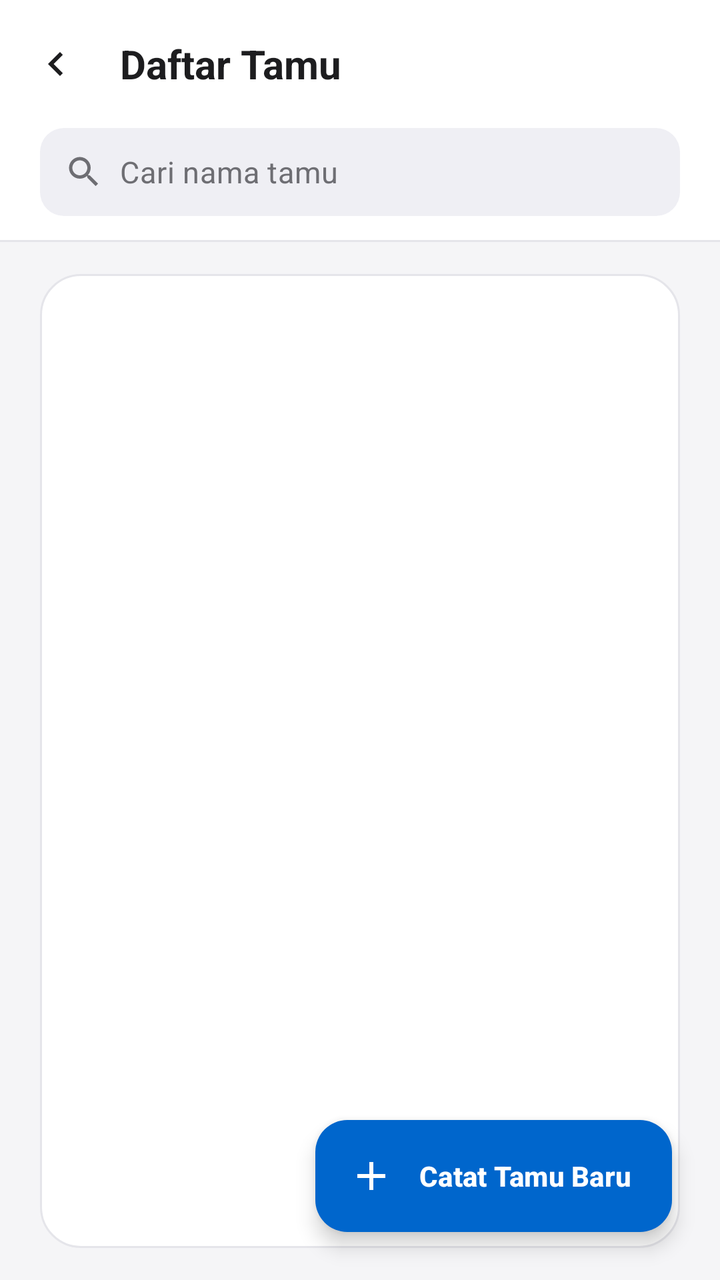
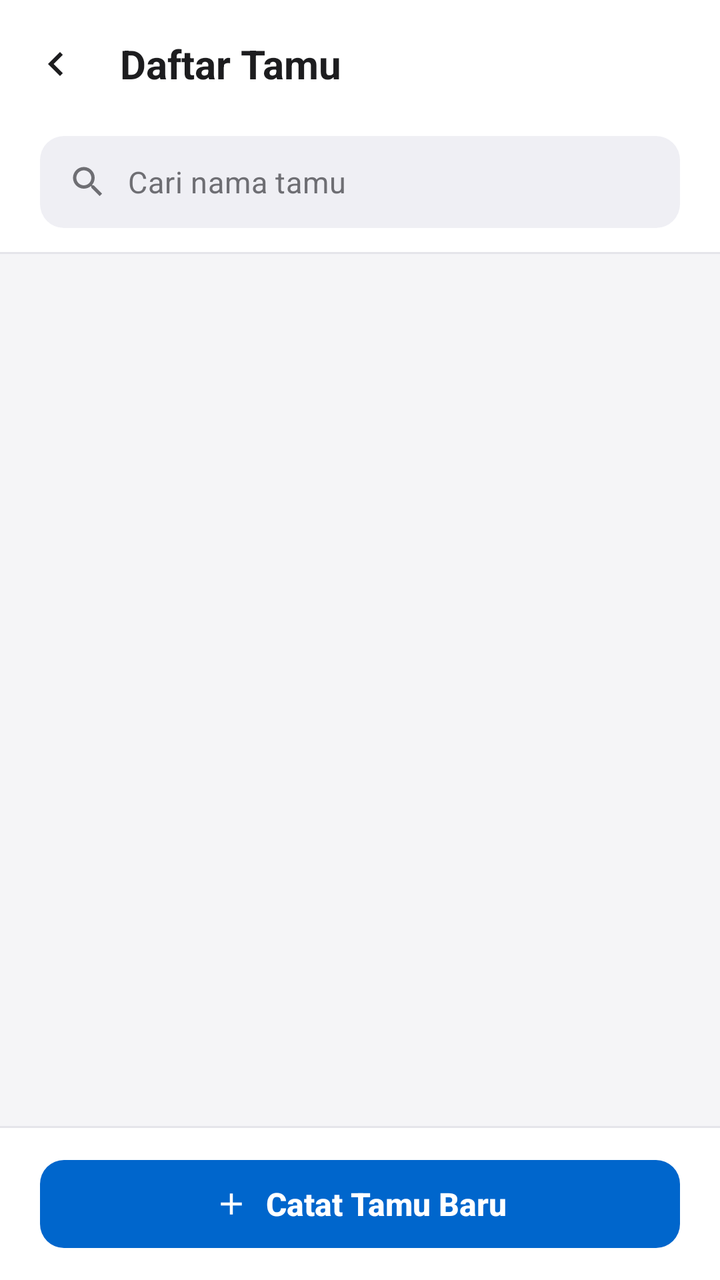

The first picture is an Android layout as it rendered before a commit; the second is the same layout after the commit. The layout source and the unified diff follow.
<!-- AndroidManifest.xml: application theme Theme.BukuTamuDigital -->
<!-- res/layout/activity_guest_list.xml -->
<?xml version="1.0" encoding="utf-8"?>
<androidx.constraintlayout.widget.ConstraintLayout xmlns:android="http://schemas.android.com/apk/res/android"
    xmlns:app="http://schemas.android.com/apk/res-auto"
    android:layout_width="match_parent"
    android:layout_height="match_parent"
    android:background="@color/bg_canvas">

    
    <LinearLayout
        android:id="@+id/headerContainer"
        android:layout_width="0dp"
        android:layout_height="wrap_content"
        android:background="@color/bg_surface"
        android:orientation="vertical"
        android:paddingBottom="@dimen/space_3"
        app:layout_constraintEnd_toEndOf="parent"
        app:layout_constraintStart_toStartOf="parent"
        app:layout_constraintTop_toTopOf="parent">

        <com.google.android.material.appbar.MaterialToolbar
            android:id="@+id/toolbar"
            android:layout_width="match_parent"
            android:layout_height="?attr/actionBarSize"
            android:background="@color/bg_surface"
            app:navigationIcon="@drawable/ic_arrow_back"
            app:subtitleTextAppearance="@style/TextAppearance.BukuTamu.Caption"
            app:subtitleTextColor="@color/text_secondary"
            app:title="@string/title_guest_list"
            app:titleTextAppearance="@style/TextAppearance.BukuTamu.Title"
            app:titleTextColor="@color/text_primary" />

        
        <LinearLayout
            android:layout_width="match_parent"
            android:layout_height="44dp"
            android:layout_marginHorizontal="@dimen/page_horizontal_padding"
            android:background="@drawable/bg_search_field"
            android:gravity="center_vertical"
            android:orientation="horizontal"
            android:paddingStart="12dp"
            android:paddingEnd="4dp">

            <ImageView
                android:layout_width="20dp"
                android:layout_height="20dp"
                android:importantForAccessibility="no"
                android:src="@drawable/ic_search" />

            <EditText
                android:id="@+id/etSearchGuest"
                style="@style/TextAppearance.BukuTamu.BodySecondary"
                android:layout_width="0dp"
                android:layout_height="match_parent"
                android:layout_marginStart="8dp"
                android:layout_weight="1"
                android:background="@null"
                android:hint="@string/hint_search_guest"
                android:imeOptions="actionSearch"
                android:importantForAutofill="no"
                android:inputType="textPersonName"
                android:maxLines="1"
                android:textColor="@color/text_primary"
                android:textColorHint="@color/text_tertiary" />

            <ImageButton
                android:id="@+id/btnClearSearch"
                android:layout_width="@dimen/touch_target_min"
                android:layout_height="@dimen/touch_target_min"
                android:background="?attr/selectableItemBackgroundBorderless"
                android:contentDescription="@string/cd_clear_search"
                android:src="@drawable/ic_close_circle"
                android:visibility="gone" />
        </LinearLayout>

    </LinearLayout>

    <View
        android:id="@+id/headerDivider"
        android:layout_width="0dp"
        android:layout_height="@dimen/hairline_stroke"
        android:background="@color/surface_separator"
        app:layout_constraintEnd_toEndOf="parent"
        app:layout_constraintStart_toStartOf="parent"
        app:layout_constraintTop_toBottomOf="@id/headerContainer" />

    
    <androidx.recyclerview.widget.RecyclerView
        android:id="@+id/rvGuests"
        android:layout_width="0dp"
        android:layout_height="0dp"
        android:layout_marginHorizontal="@dimen/page_horizontal_padding"
        android:layout_marginTop="@dimen/space_4"
        android:layout_marginBottom="@dimen/space_4"
        android:background="@drawable/bg_grouped_panel"
        android:clipToPadding="false"
        android:paddingTop="4dp"
        android:paddingBottom="88dp"
        app:layout_constraintBottom_toBottomOf="parent"
        app:layout_constraintEnd_toEndOf="parent"
        app:layout_constraintStart_toStartOf="parent"
        app:layout_constraintTop_toBottomOf="@id/headerDivider"
        app:layout_constraintWidth_max="@dimen/content_max_width" />

    
    <LinearLayout
        android:id="@+id/layoutEmptyState"
        android:layout_width="0dp"
        android:layout_height="wrap_content"
        android:layout_marginHorizontal="@dimen/page_horizontal_padding"
        android:background="@drawable/bg_grouped_panel"
        android:gravity="center"
        android:orientation="vertical"
        android:padding="@dimen/space_6"
        android:visibility="gone"
        app:layout_constraintBottom_toBottomOf="parent"
        app:layout_constraintEnd_toEndOf="parent"
        app:layout_constraintStart_toStartOf="parent"
        app:layout_constraintTop_toBottomOf="@id/headerDivider"
        app:layout_constraintWidth_max="@dimen/content_max_width">

        <ImageView
            android:layout_width="56dp"
            android:layout_height="56dp"
            android:importantForAccessibility="no"
            android:src="@drawable/ic_empty_guest" />

        <TextView
            android:id="@+id/tvEmptyStateTitle"
            style="@style/TextAppearance.BukuTamu.Title"
            android:layout_width="wrap_content"
            android:layout_height="wrap_content"
            android:layout_marginTop="@dimen/space_3"
            android:gravity="center"
            android:text="@string/empty_guest_list_title" />

        <TextView
            android:id="@+id/tvEmptyState"
            style="@style/TextAppearance.BukuTamu.BodySecondary"
            android:layout_width="wrap_content"
            android:layout_height="wrap_content"
            android:layout_marginTop="@dimen/space_2"
            android:gravity="center"
            android:text="@string/empty_guest_list" />

    </LinearLayout>

    
    <com.google.android.material.floatingactionbutton.ExtendedFloatingActionButton
        android:id="@+id/fabAddGuest"
        android:layout_width="wrap_content"
        android:layout_height="wrap_content"
        android:layout_margin="@dimen/space_5"
        android:contentDescription="@string/btn_add_guest"
        android:fontFamily="sans-serif-medium"
        android:text="@string/btn_add_guest"
        android:textColor="@color/text_on_accent"
        android:textStyle="bold"
        app:backgroundTint="@color/accent_default"
        app:elevation="3dp"
        app:icon="@drawable/ic_add"
        app:iconTint="@color/text_on_accent"
        app:layout_constraintBottom_toBottomOf="parent"
        app:layout_constraintEnd_toEndOf="parent" />

</androidx.constraintlayout.widget.ConstraintLayout>
<!-- resources referenced by this layout -->
<resources>
  <color name="accent_default">#0066CC</color>
  <color name="bg_canvas">#F5F5F7</color>
  <color name="bg_surface">#FFFFFF</color>
  <color name="surface_separator">#E5E5EA</color>
  <color name="text_on_accent">#FFFFFF</color>
  <color name="text_primary">#1D1D1F</color>
  <color name="text_secondary">#515154</color>
  <color name="text_tertiary">#6E6E73</color>
  <dimen name="content_max_width">540dp</dimen>
  <dimen name="hairline_stroke">1dp</dimen>
  <dimen name="page_horizontal_padding">20dp</dimen>
  <dimen name="space_2">8dp</dimen>
  <dimen name="space_3">12dp</dimen>
  <dimen name="space_4">16dp</dimen>
  <dimen name="space_5">24dp</dimen>
  <dimen name="space_6">32dp</dimen>
  <dimen name="touch_target_min">48dp</dimen>
  <!-- drawable bg_search_field (drawable) -->
  <?xml version="1.0" encoding="utf-8"?>
  <shape xmlns:android="http://schemas.android.com/apk/res/android"
      android:shape="rectangle">
      <solid android:color="@color/bg_surface_subtle" />
      <corners android:radius="@dimen/radius_control" />
  </shape>
  <string name="btn_add_guest">Catat Tamu Baru</string>
  <string name="cd_clear_search">Bersihkan pencarian</string>
  <string name="empty_guest_list">Ketuk tombol Catat Tamu Baru untuk menambahkan kunjungan pertama pada akun ini.</string>
  <string name="empty_guest_list_title">Belum Ada Catatan Tamu</string>
  <string name="hint_search_guest">Cari nama tamu</string>
  <string name="title_guest_list">Daftar Tamu</string>
  <style name="TextAppearance.BukuTamu.BodySecondary" parent="TextAppearance.Material3.BodyMedium">
          <item name="android:fontFamily">sans-serif</item>
          <item name="android:textSize">15sp</item>
          <item name="android:textColor">@color/text_secondary</item>
          <item name="android:lineSpacingMultiplier">1.3</item>
      </style>
  <style name="TextAppearance.BukuTamu.Caption" parent="TextAppearance.Material3.BodySmall">
          <item name="android:fontFamily">sans-serif</item>
          <item name="android:textSize">13sp</item>
          <item name="android:textColor">@color/text_tertiary</item>
          <item name="android:lineSpacingMultiplier">1.25</item>
      </style>
  <style name="TextAppearance.BukuTamu.Title" parent="TextAppearance.Material3.TitleLarge">
          <item name="android:fontFamily">sans-serif-medium</item>
          <item name="android:textSize">20sp</item>
          <item name="android:textStyle">bold</item>
          <item name="android:textColor">@color/text_primary</item>
      </style>
  <dimen name="radius_panel">20dp</dimen>
  <color name="bg_surface_subtle">#EFEFF4</color>
  <dimen name="radius_control">12dp</dimen>
  <color name="accent_text">#0051A8</color>
  <color name="accent_soft">#E8F1FD</color>
  <color name="semantic_danger">#C4271B</color>
  <style name="ThemeOverlay.BukuTamu.Dialog" parent="ThemeOverlay.Material3.MaterialAlertDialog">
          <item name="colorSurface">@color/bg_surface_elevated</item>
          <item name="colorOnSurface">@color/text_primary</item>
          <item name="colorOnSurfaceVariant">@color/text_secondary</item>
          <item name="colorPrimary">@color/accent_text</item>
      </style>
  <color name="bg_surface_elevated">#FFFFFF</color>
  <!-- unchanged entries left out for length: 7 -->
</resources>

<!-- the commit's change to res/layout/activity_guest_list.xml (unified diff, before → after) -->
@@ -1,6 +1,7 @@
 <?xml version="1.0" encoding="utf-8"?>
 <androidx.constraintlayout.widget.ConstraintLayout xmlns:android="http://schemas.android.com/apk/res/android"
     xmlns:app="http://schemas.android.com/apk/res-auto"
+    android:id="@+id/layoutGuestListRoot"
     android:layout_width="match_parent"
     android:layout_height="match_parent"
     android:background="@color/bg_canvas">
@@ -32,12 +33,13 @@
         
         <LinearLayout
             android:layout_width="match_parent"
-            android:layout_height="44dp"
+            android:layout_height="46dp"
             android:layout_marginHorizontal="@dimen/page_horizontal_padding"
+            android:layout_marginTop="4dp"
             android:background="@drawable/bg_search_field"
             android:gravity="center_vertical"
             android:orientation="horizontal"
-            android:paddingStart="12dp"
+            android:paddingStart="14dp"
             android:paddingEnd="4dp">
 
             <ImageView
@@ -51,7 +53,7 @@
                 style="@style/TextAppearance.BukuTamu.BodySecondary"
                 android:layout_width="0dp"
                 android:layout_height="match_parent"
-                android:layout_marginStart="8dp"
+                android:layout_marginStart="10dp"
                 android:layout_weight="1"
                 android:background="@null"
                 android:hint="@string/hint_search_guest"
@@ -88,14 +90,11 @@
         android:id="@+id/rvGuests"
         android:layout_width="0dp"
         android:layout_height="0dp"
-        android:layout_marginHorizontal="@dimen/page_horizontal_padding"
-        android:layout_marginTop="@dimen/space_4"
-        android:layout_marginBottom="@dimen/space_4"
-        android:background="@drawable/bg_grouped_panel"
         android:clipToPadding="false"
-        android:paddingTop="4dp"
-        android:paddingBottom="88dp"
-        app:layout_constraintBottom_toBottomOf="parent"
+        android:paddingHorizontal="@dimen/page_horizontal_padding"
+        android:paddingTop="16dp"
+        android:paddingBottom="24dp"
+        app:layout_constraintBottom_toTopOf="@id/bottomListDivider"
         app:layout_constraintEnd_toEndOf="parent"
         app:layout_constraintStart_toStartOf="parent"
         app:layout_constraintTop_toBottomOf="@id/headerDivider"
@@ -112,7 +111,7 @@
         android:orientation="vertical"
         android:padding="@dimen/space_6"
         android:visibility="gone"
-        app:layout_constraintBottom_toBottomOf="parent"
+        app:layout_constraintBottom_toTopOf="@id/bottomListDivider"
         app:layout_constraintEnd_toEndOf="parent"
         app:layout_constraintStart_toStartOf="parent"
         app:layout_constraintTop_toBottomOf="@id/headerDivider"
@@ -145,21 +144,41 @@
     </LinearLayout>
 
     
-    <com.google.android.material.floatingactionbutton.ExtendedFloatingActionButton
-        android:id="@+id/fabAddGuest"
-        android:layout_width="wrap_content"
+    <View
+        android:id="@+id/bottomListDivider"
+        android:layout_width="0dp"
+        android:layout_height="@dimen/hairline_stroke"
+        android:background="@color/surface_separator"
+        app:layout_constraintBottom_toTopOf="@id/bottomListBar"
+        app:layout_constraintEnd_toEndOf="parent"
+        app:layout_constraintStart_toStartOf="parent" />
+
+    <LinearLayout
+        android:id="@+id/bottomListBar"
+        android:layout_width="0dp"
         android:layout_height="wrap_content"
-        android:layout_margin="@dimen/space_5"
-        android:contentDescription="@string/btn_add_guest"
-        android:fontFamily="sans-serif-medium"
-        android:text="@string/btn_add_guest"
-        android:textColor="@color/text_on_accent"
-        android:textStyle="bold"
-        app:backgroundTint="@color/accent_default"
-        app:elevation="3dp"
-        app:icon="@drawable/ic_add"
-        app:iconTint="@color/text_on_accent"
+        android:background="@color/bg_surface"
+        android:gravity="center"
+        android:orientation="vertical"
+        android:paddingHorizontal="@dimen/page_horizontal_padding"
+        android:paddingTop="12dp"
+        android:paddingBottom="12dp"
         app:layout_constraintBottom_toBottomOf="parent"
-        app:layout_constraintEnd_toEndOf="parent" />
+        app:layout_constraintEnd_toEndOf="parent"
+        app:layout_constraintStart_toStartOf="parent">
+
+        <com.google.android.material.button.MaterialButton
+            android:id="@+id/fabAddGuest"
+            style="@style/Widget.BukuTamu.Button.Primary"
+            android:layout_width="match_parent"
+            android:layout_height="wrap_content"
+            android:maxWidth="@dimen/content_max_width"
+            android:text="@string/btn_add_guest"
+            app:icon="@drawable/ic_add"
+            app:iconGravity="textStart"
+            app:iconPadding="8dp"
+            app:iconTint="@color/text_on_accent" />
+
+    </LinearLayout>
 
 </androidx.constraintlayout.widget.ConstraintLayout>
<!-- resource entries referenced after the edit -->
@@ -13,8 +13,6 @@
   <dimen name="page_horizontal_padding">20dp</dimen>
   <dimen name="space_2">8dp</dimen>
   <dimen name="space_3">12dp</dimen>
-  <dimen name="space_4">16dp</dimen>
-  <dimen name="space_5">24dp</dimen>
   <dimen name="space_6">32dp</dimen>
   <dimen name="touch_target_min">48dp</dimen>
   <!-- drawable bg_search_field (drawable) -->
@@ -48,10 +46,22 @@
           <item name="android:textStyle">bold</item>
           <item name="android:textColor">@color/text_primary</item>
       </style>
+  <style name="Widget.BukuTamu.Button.Primary" parent="Widget.Material3.Button">
+          <item name="android:minHeight">@dimen/button_height_primary</item>
+          <item name="android:textSize">16sp</item>
+          <item name="android:fontFamily">sans-serif-medium</item>
+          <item name="android:textStyle">bold</item>
+          <item name="android:letterSpacing">0</item>
+          <item name="cornerRadius">@dimen/radius_control</item>
+          <item name="backgroundTint">@color/accent_default</item>
+          <item name="android:textColor">@color/text_on_accent</item>
+          <item name="elevation">0dp</item>
+      </style>
   <dimen name="radius_panel">20dp</dimen>
   <color name="bg_surface_subtle">#EFEFF4</color>
   <dimen name="radius_control">12dp</dimen>
   <color name="accent_text">#0051A8</color>
+  <dimen name="button_height_primary">52dp</dimen>
   <color name="accent_soft">#E8F1FD</color>
   <color name="semantic_danger">#C4271B</color>
   <style name="ThemeOverlay.BukuTamu.Dialog" parent="ThemeOverlay.Material3.MaterialAlertDialog">
